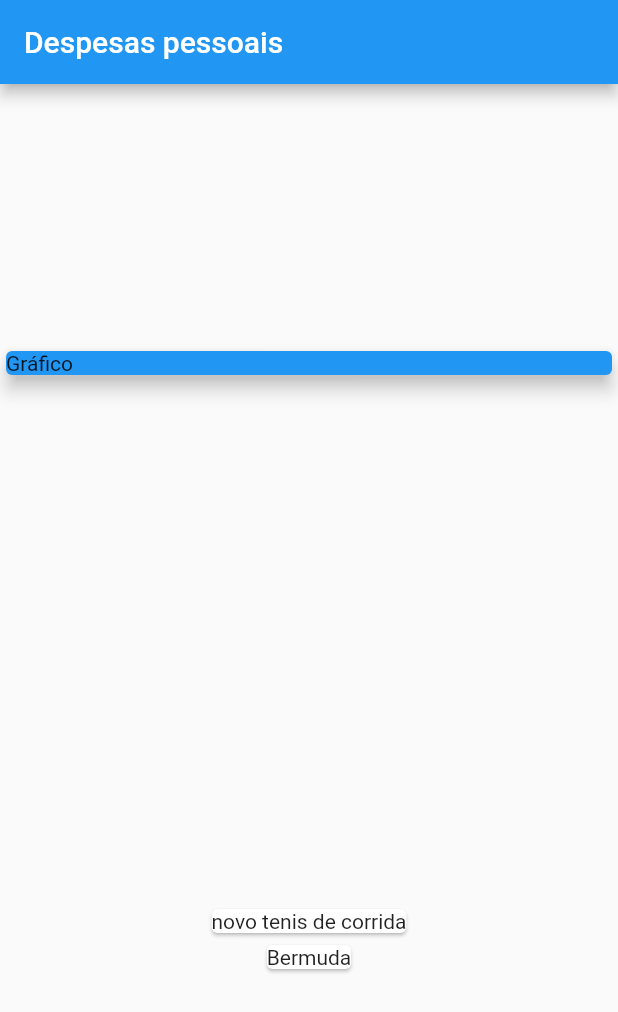
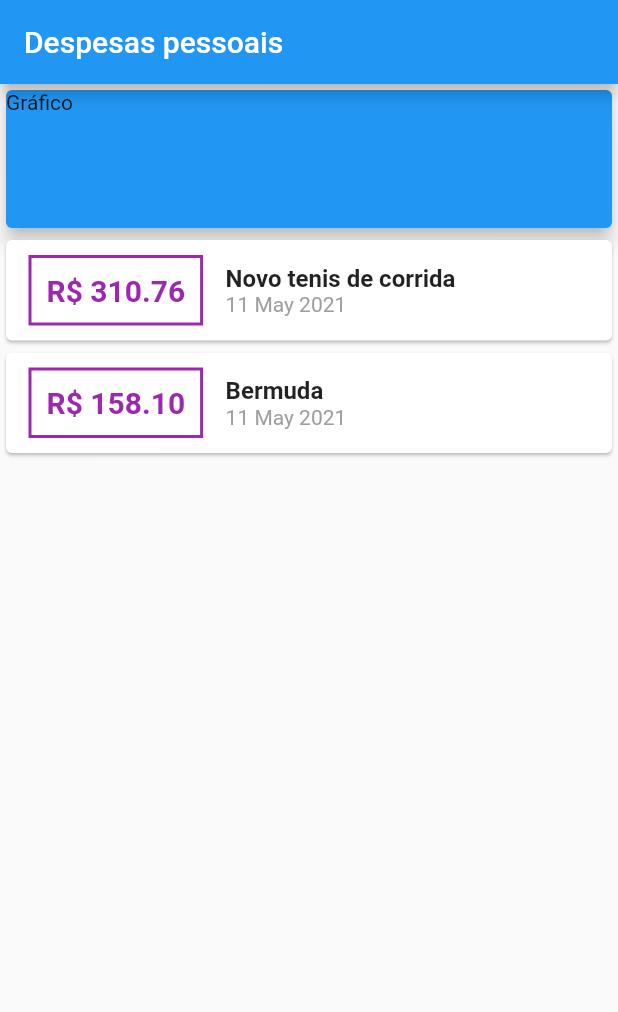
Before and after one commit to Dipeoliver/Flutter2, a Flutter app: the screen it shows after launch, on a phone screen of 412 x 824 dp. Shown: the top 1012 px of the screen. Run offline on Flutter 3.47's test engine with Material 2 defaults, Android fonts, the phone set to English and light mode, and no system bars.

Commit message:
update class 91/ Date format

```diff
--- a/2_expenses/lib/main.dart
+++ b/2_expenses/lib/main.dart
@@ -1,5 +1,8 @@
 import 'package:expenses/models/transaction.dart';
 import 'package:flutter/material.dart';
+
+// trabalhar com formatação de data e ano
+import 'package:intl/intl.dart';
 
 main() => runApp(ExpensesApp());
 
@@ -16,13 +19,13 @@ class MyHomePage extends StatelessWidget {
   final _transactions = [
     Transactions(
         id: 't1',
-        title: 'novo tenis de corrida',
+        title: 'Novo tenis de corrida',
         value: 310.76,
         date: DateTime.now()),
     Transactions(
       id: 't2',
       title: 'Bermuda',
-      value: 58.10,
+      value: 158.10,
       date: DateTime.now(),
     ),
   ];
@@ -34,10 +37,12 @@ class MyHomePage extends StatelessWidget {
         title: Text('Despesas pessoais'),
       ),
       body: Column(
-        mainAxisAlignment: MainAxisAlignment.spaceAround,
+        mainAxisAlignment: MainAxisAlignment.start,
         crossAxisAlignment: CrossAxisAlignment.stretch,
         children: <Widget>[
           Container(
+            width: 20,
+            height: 100,
             //width: double.infinity,
             child: Card(
               child: Text('Gráfico'),
@@ -49,11 +54,41 @@ class MyHomePage extends StatelessWidget {
             // converter ums transação (objetos) em  itens visual
             children: _transactions.map((tr) {
               return Card(
-                child: Text(tr.title),
+                child: Row(
+                  children: [
+                    Container(
+                      margin:
+                          EdgeInsets.symmetric(horizontal: 15, vertical: 10),
+                      decoration: BoxDecoration(
+                          border: Border.all(color: Colors.purple, width: 2)),
+                      padding: EdgeInsets.all(10),
+                      child: Text(
+                       'R\$ ${tr.value.toStringAsFixed(2)}',
+                        style: TextStyle(
+                            fontWeight: FontWeight.bold,
+                            fontSize: 20,
+                            color: Colors.purple),
+                      ),
+                    ),
+                    Column(
+                        crossAxisAlignment: CrossAxisAlignment.start,
+                        children: [
+                          Text(
+                            tr.title,
+                            style: TextStyle(
+                                fontSize: 16, fontWeight: FontWeight.bold),
+                          ),
+                          Text(
+                            // formatação com bilbioteca
+                            DateFormat('d MMM y').format(tr.date),
+                            style: TextStyle(color: Colors.grey),
+                          ),
+                        ])
+                  ],
+                ),
               );
             }).toList(),
-            //------------------------------------
-          )
+          ),
         ],
       ),
     );
--- a/2_expenses/pubspec.yaml
+++ b/2_expenses/pubspec.yaml
@@ -23,7 +23,7 @@ environment:
 dependencies:
   flutter:
     sdk: flutter
-
+  intl: ^0.16.1  # pacote para trabalhar com datas
 
   # The following adds the Cupertino Icons font to your application.
   # Use with the CupertinoIcons class for iOS style icons.
```
Also changed, not shown: 2_expenses/pubspec.lock.
